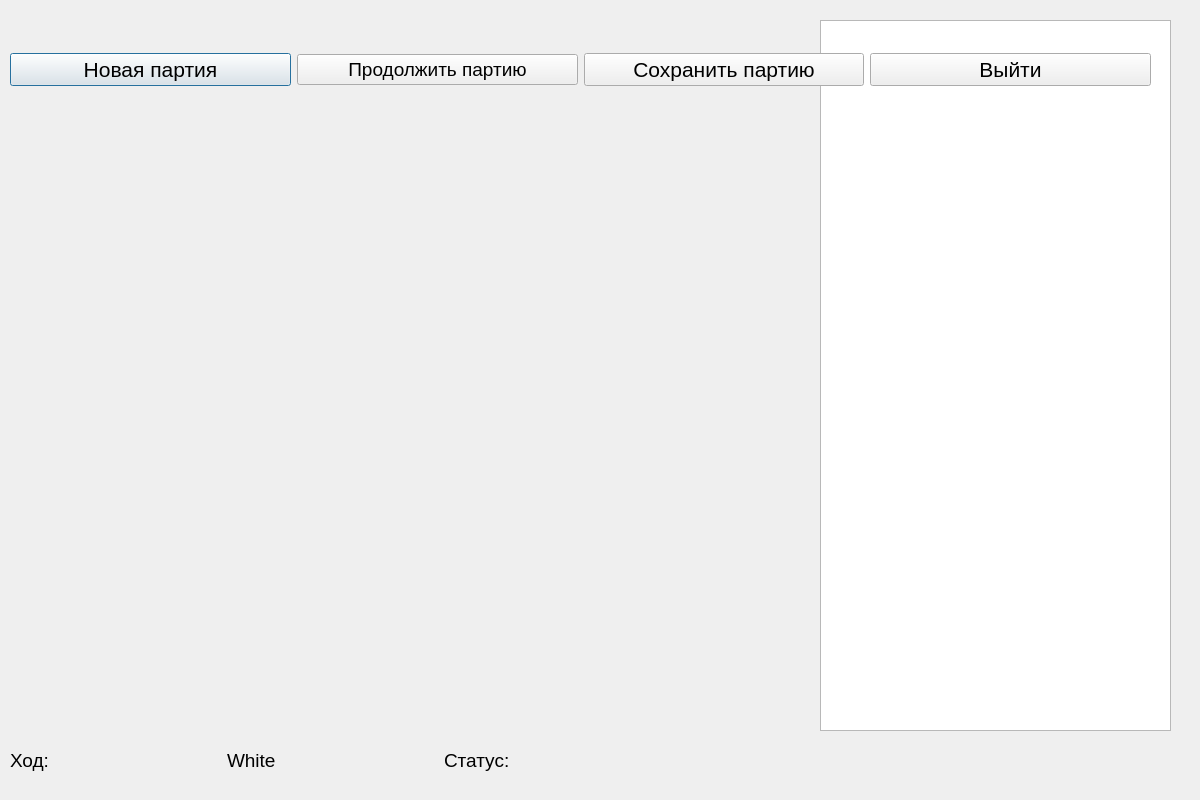
Before: the Qt Designer form gamewindow.ui in ikotyurg/chess100, drawn with Qt 5.
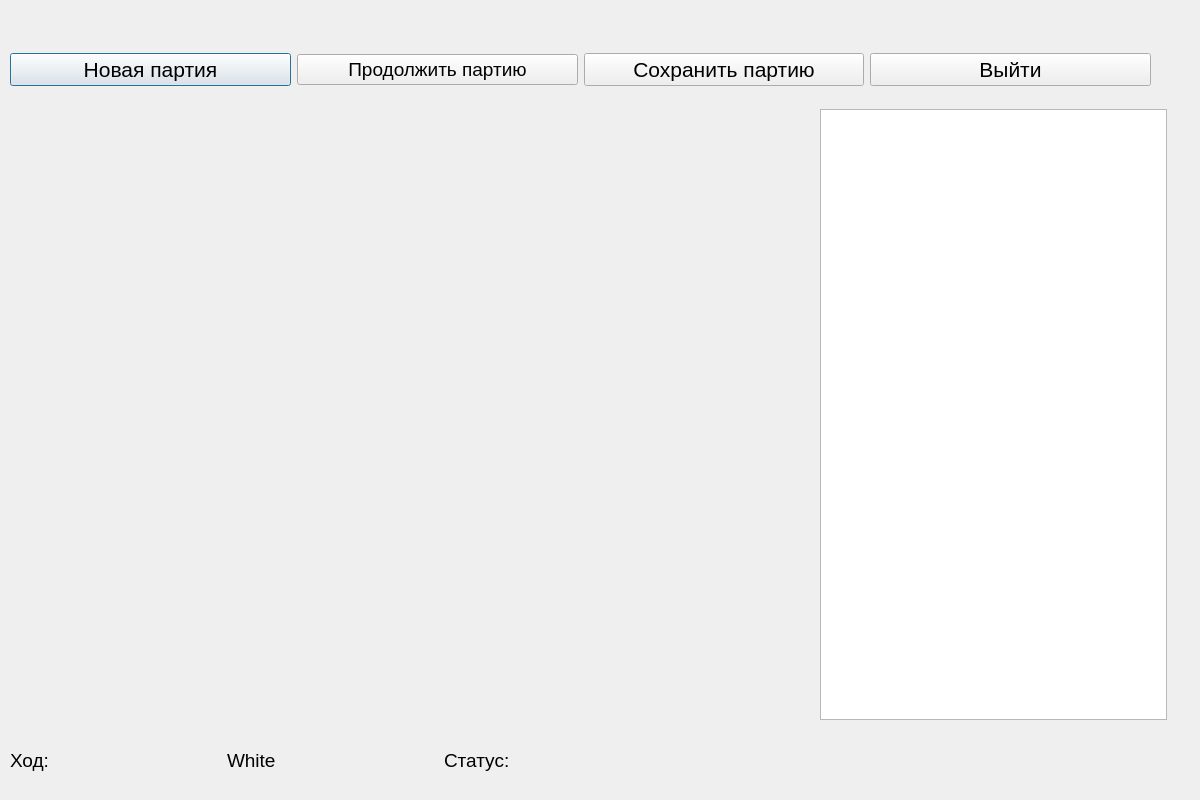
After: the same form once the commit is applied.

```diff
--- a/gamewindow.ui
+++ b/gamewindow.ui
@@ -36,11 +36,7 @@
     </property>
     <layout class="QVBoxLayout" name="verticalLayout">
      <item>
-      <layout class="QHBoxLayout" name="horizontalLayout_2">
-       <item>
-        <widget class="QListView" name="listView"/>
-       </item>
-      </layout>
+      <layout class="QHBoxLayout" name="horizontalLayout_2"/>
      </item>
     </layout>
    </widget>
@@ -104,6 +100,9 @@
      </item>
      <item>
       <spacer name="horizontalSpacer_6">
+       <property name="orientation">
+        <enum>Qt::Vertical</enum>
+       </property>
        <property name="sizeHint" stdset="0">
         <size>
          <width>40</width>
@@ -117,12 +116,17 @@
    <widget class="QFrame" name="chessboard_frame">
     <property name="geometry">
      <rect>
-      <x>30</x>
+      <x>20</x>
       <y>90</y>
       <width>800</width>
       <height>621</height>
      </rect>
     </property>
+    <property name="font">
+     <font>
+      <pointsize>14</pointsize>
+     </font>
+    </property>
     <property name="frameShape">
      <enum>QFrame::NoFrame</enum>
     </property>
@@ -187,6 +191,9 @@
      </item>
      <item>
       <spacer name="horizontalSpacer">
+       <property name="orientation">
+        <enum>Qt::Vertical</enum>
+       </property>
        <property name="sizeHint" stdset="0">
         <size>
          <width>40</width>
@@ -197,6 +204,16 @@
      </item>
     </layout>
    </widget>
+   <widget class="QListView" name="listView">
+    <property name="geometry">
+     <rect>
+      <x>830</x>
+      <y>89</y>
+      <width>347</width>
+      <height>611</height>
+     </rect>
+    </property>
+   </widget>
   </widget>
  </widget>
  <resources/>
```
